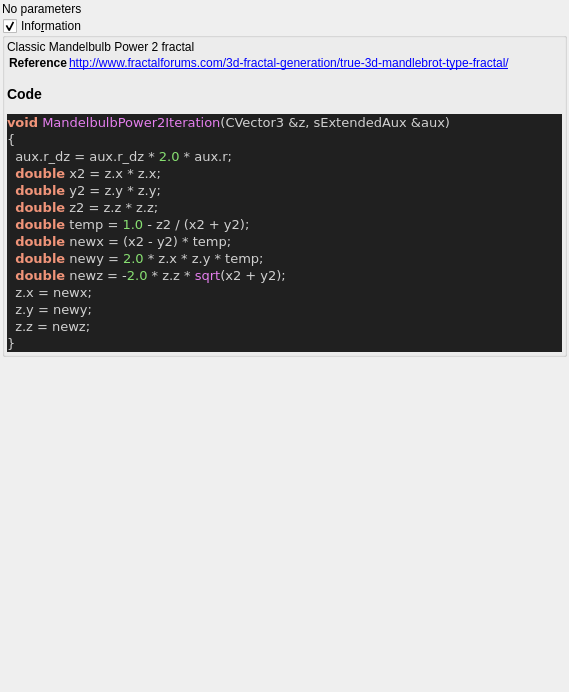
buddhi1980/mandelbulber2, file mandelbulber2/qt_data/fractal_mandelbulb_power_2.ui: the form before one commit.
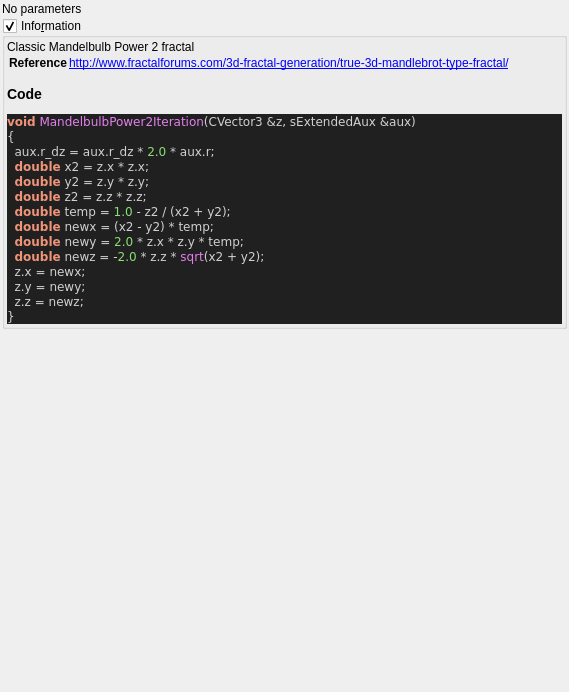
The form after the commit. Custom widgets are drawn as their Qt base class.

Patch:
```diff
--- a/mandelbulber2/qt_data/fractal_mandelbulb_power_2.ui
+++ b/mandelbulber2/qt_data/fractal_mandelbulb_power_2.ui
@@ -77,7 +77,7 @@
 &lt;title&gt;Source file&lt;/title&gt;
 &lt;/head&gt;
 &lt;body style=&quot;background-color:#202020&quot;&gt;
-&lt;pre style=&quot;color:#d0d0d0; background-color:#202020; font-size:10pt; font-family:'Courier New';&quot;&gt;&lt;span style=&quot;color:#f09479; font-weight:bold&quot;&gt;void&lt;/span&gt; &lt;span style=&quot;color:#e47eed&quot;&gt;MandelbulbPower2Iteration&lt;/span&gt;&lt;span style=&quot;color:#d0d0d0&quot;&gt;(&lt;/span&gt;CVector3 &lt;span style=&quot;color:#d0d0d0&quot;&gt;&amp;amp;&lt;/span&gt;z&lt;span style=&quot;color:#d0d0d0&quot;&gt;,&lt;/span&gt; sExtendedAux &lt;span style=&quot;color:#d0d0d0&quot;&gt;&amp;amp;&lt;/span&gt;aux&lt;span style=&quot;color:#d0d0d0&quot;&gt;)&lt;/span&gt;
+&lt;pre style=&quot;color:#d0d0d0; background-color:#202020;  font-family:'Courier New';&quot;&gt;&lt;span style=&quot;color:#f09479; font-weight:bold&quot;&gt;void&lt;/span&gt; &lt;span style=&quot;color:#e47eed&quot;&gt;MandelbulbPower2Iteration&lt;/span&gt;&lt;span style=&quot;color:#d0d0d0&quot;&gt;(&lt;/span&gt;CVector3 &lt;span style=&quot;color:#d0d0d0&quot;&gt;&amp;amp;&lt;/span&gt;z&lt;span style=&quot;color:#d0d0d0&quot;&gt;,&lt;/span&gt; sExtendedAux &lt;span style=&quot;color:#d0d0d0&quot;&gt;&amp;amp;&lt;/span&gt;aux&lt;span style=&quot;color:#d0d0d0&quot;&gt;)&lt;/span&gt;
 &lt;span style=&quot;color:#d0d0d0&quot;&gt;{&lt;/span&gt;
   aux&lt;span style=&quot;color:#d0d0d0&quot;&gt;.&lt;/span&gt;r_dz &lt;span style=&quot;color:#d0d0d0&quot;&gt;=&lt;/span&gt; aux&lt;span style=&quot;color:#d0d0d0&quot;&gt;.&lt;/span&gt;r_dz &lt;span style=&quot;color:#d0d0d0&quot;&gt;*&lt;/span&gt; &lt;span style=&quot;color:#87df71&quot;&gt;2.0&lt;/span&gt; &lt;span style=&quot;color:#d0d0d0&quot;&gt;*&lt;/span&gt; aux&lt;span style=&quot;color:#d0d0d0&quot;&gt;.&lt;/span&gt;r&lt;span style=&quot;color:#d0d0d0&quot;&gt;;&lt;/span&gt;
   &lt;span style=&quot;color:#f09479; font-weight:bold&quot;&gt;double&lt;/span&gt; x2 &lt;span style=&quot;color:#d0d0d0&quot;&gt;=&lt;/span&gt; z&lt;span style=&quot;color:#d0d0d0&quot;&gt;.&lt;/span&gt;x &lt;span style=&quot;color:#d0d0d0&quot;&gt;*&lt;/span&gt; z&lt;span style=&quot;color:#d0d0d0&quot;&gt;.&lt;/span&gt;x&lt;span style=&quot;color:#d0d0d0&quot;&gt;;&lt;/span&gt;
```
